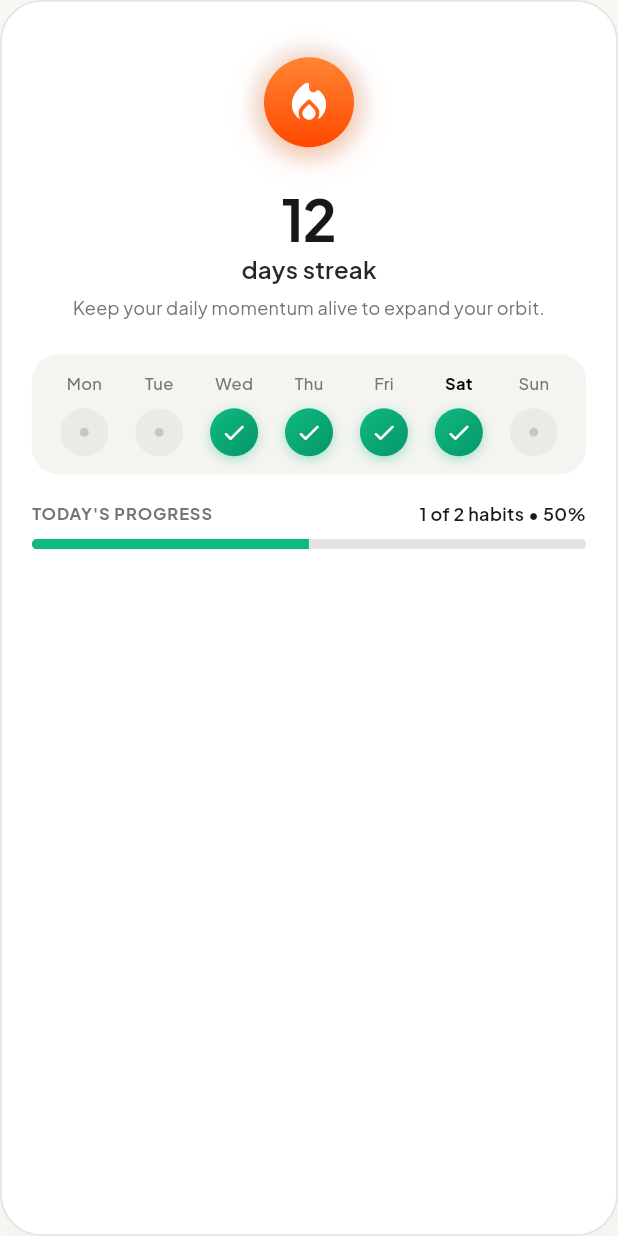
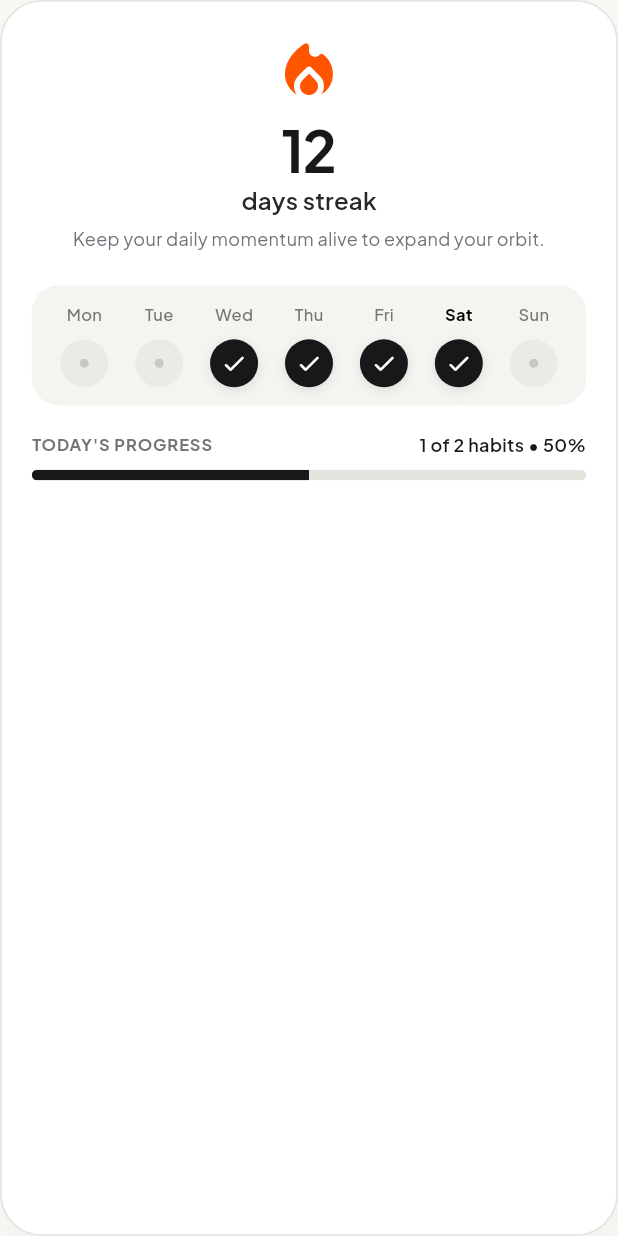
Before and after one commit to Syber-Tek/orbit, a Flutter app: the StreakHeroCard widget shown alone on an empty page, opened directly, on a phone screen of 412 x 824 dp. Run offline on Flutter 3.47's test engine with Material 3 defaults, Android fonts, the light colour scheme and no system bars; our stand-ins replace flutter_riverpod; missing offline and left inert: iconly_plus; statements that could not run were skipped.

Commit message:
style: remove circle container around streak fire icon, switch completion check and badges to monochrome black/white

```diff
--- a/lib/widgets/habit_item_card.dart
+++ b/lib/widgets/habit_item_card.dart
@@ -145,15 +145,8 @@ class HabitItemCard extends StatelessWidget {
               height: 36,
               decoration: BoxDecoration(
                 shape: BoxShape.circle,
-                gradient: isDone
-                    ? const LinearGradient(
-                        colors: [Color(0xFF10B981), Color(0xFF059669)],
-                        begin: Alignment.topLeft,
-                        end: Alignment.bottomRight,
-                      )
-                    : null,
                 color: isDone
-                    ? null
+                    ? (isDark ? Colors.white : const Color(0xFF18181B))
                     : (isDark
                         ? Colors.white.withValues(alpha: 0.06)
                         : Colors.black.withValues(alpha: 0.04)),
@@ -168,9 +161,11 @@ class HabitItemCard extends StatelessWidget {
                 boxShadow: isDone
                     ? [
                         BoxShadow(
-                          color: const Color(0xFF10B981).withValues(alpha: 0.4),
-                          blurRadius: 10,
-                          offset: const Offset(0, 3),
+                          color: isDark
+                              ? Colors.white.withValues(alpha: 0.2)
+                              : Colors.black.withValues(alpha: 0.15),
+                          blurRadius: 8,
+                          offset: const Offset(0, 2),
                         ),
                       ]
                     : [],
@@ -179,9 +174,9 @@ class HabitItemCard extends StatelessWidget {
                 child: AnimatedScale(
                   scale: isDone ? 1.0 : 0.0,
                   duration: const Duration(milliseconds: 180),
-                  child: const Icon(
+                  child: Icon(
                     Icons.check_rounded,
-                    color: Colors.white,
+                    color: isDark ? const Color(0xFF141517) : Colors.white,
                     size: 20,
                   ),
                 ),
--- a/lib/widgets/streak_hero_card.dart
+++ b/lib/widgets/streak_hero_card.dart
@@ -41,57 +41,13 @@ class StreakHeroCard extends ConsumerWidget {
       ),
       child: Column(
         children: [
-          // Glowing Flame + Streak Counter
-          Stack(
-            alignment: Alignment.center,
-            children: [
-              // Radial Ambient Glow
-              Container(
-                width: 90,
-                height: 90,
-                decoration: BoxDecoration(
-                  shape: BoxShape.circle,
-                  gradient: RadialGradient(
-                    colors: [
-                      const Color(0xFFFF6B2B).withValues(alpha: isDark ? 0.35 : 0.22),
-                      Colors.transparent,
-                    ],
-                  ),
-                ),
-              ),
-              // Flame Icon Container
-              Container(
-                width: 60,
-                height: 60,
-                decoration: BoxDecoration(
-                  shape: BoxShape.circle,
-                  gradient: const LinearGradient(
-                    colors: [
-                      Color(0xFFFF8533),
-                      Color(0xFFFF4800),
-                    ],
-                    begin: Alignment.topCenter,
-                    end: Alignment.bottomCenter,
-                  ),
-                  boxShadow: [
-                    BoxShadow(
-                      color: const Color(0xFFFF5500).withValues(alpha: 0.38),
-                      blurRadius: 18,
-                      offset: const Offset(0, 4),
-                    ),
-                  ],
-                ),
-                child: const Center(
-                  child: Icon(
-                    Icons.local_fire_department_rounded,
-                    color: Colors.white,
-                    size: 34,
-                  ),
-                ),
-              ),
-            ],
+          // Clean Fire Icon (no circle container)
+          const Icon(
+            Icons.local_fire_department_rounded,
+            color: Color(0xFFFF5500),
+            size: 48,
           ),
-          const SizedBox(height: 12),
+          const SizedBox(height: 8),
           // Large Bold Streak Number
           Text(
             '$maxStreak',
@@ -201,7 +157,9 @@ class StreakHeroCard extends ConsumerWidget {
               backgroundColor: isDark
                   ? const Color(0xFF272830)
                   : const Color(0xFFE4E4DE),
-              valueColor: const AlwaysStoppedAnimation<Color>(Color(0xFF10B981)),
+              valueColor: AlwaysStoppedAnimation<Color>(
+                isDark ? Colors.white : const Color(0xFF18181B),
+              ),
             ),
           ),
         ],
@@ -221,23 +179,21 @@ class StreakHeroCard extends ConsumerWidget {
         height: 32,
         decoration: BoxDecoration(
           shape: BoxShape.circle,
-          gradient: const LinearGradient(
-            colors: [Color(0xFF10B981), Color(0xFF059669)],
-            begin: Alignment.topLeft,
-            end: Alignment.bottomRight,
-          ),
+          color: isDark ? Colors.white : const Color(0xFF18181B),
           boxShadow: [
             BoxShadow(
-              color: const Color(0xFF10B981).withValues(alpha: 0.35),
+              color: isDark
+                  ? Colors.white.withValues(alpha: 0.15)
+                  : Colors.black.withValues(alpha: 0.1),
               blurRadius: 6,
               offset: const Offset(0, 2),
             ),
           ],
         ),
-        child: const Center(
+        child: Center(
           child: Icon(
             Icons.check_rounded,
-            color: Colors.white,
+            color: isDark ? const Color(0xFF141517) : Colors.white,
             size: 18,
           ),
         ),
```
